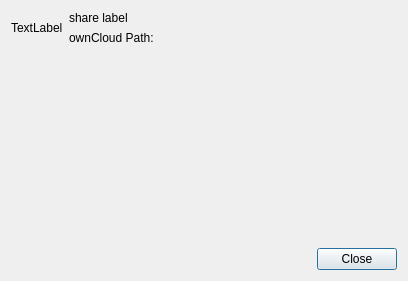
Above: src/gui/sharedialog.ui from nextcloud/desktop before the change. Below: the same form after it.
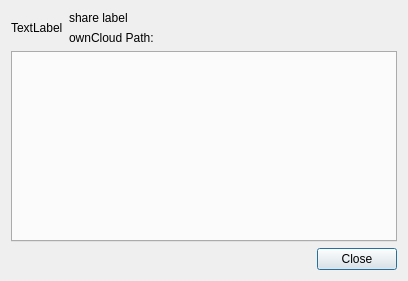
That is the form after the change.

Commit message: ShareDialog: Use a tab widget #5655

Patch:
```diff
--- a/src/gui/sharedialog.ui
+++ b/src/gui/sharedialog.ui
@@ -64,25 +64,10 @@
     </layout>
    </item>
    <item>
-    <layout class="QVBoxLayout" name="shareWidgetsLayout">
-     <property name="spacing">
-      <number>10</number>
-     </property>
-    </layout>
+    <widget class="QTabWidget" name="shareWidgets"/>
    </item>
    <item>
-    <spacer name="verticalSpacer">
-     <property name="orientation">
-      <enum>Qt::Vertical</enum>
-     </property>
-     <property name="sizeHint" stdset="0">
-      <size>
-       <width>20</width>
-       <height>40</height>
-      </size>
-     </property>
-    </spacer>
-   </item>
+    <layout class="QHBoxLayout" name="buttonBoxLayout">
    <item>
     <widget class="QDialogButtonBox" name="buttonBox">
      <property name="sizePolicy">
@@ -95,6 +80,8 @@
       <set>QDialogButtonBox::Close</set>
      </property>
     </widget>
+     </item>
+    </layout>
    </item>
   </layout>
  </widget>
```
Lines whose indentation alone changed are shown as unchanged. The commit also changes 3 other files.
